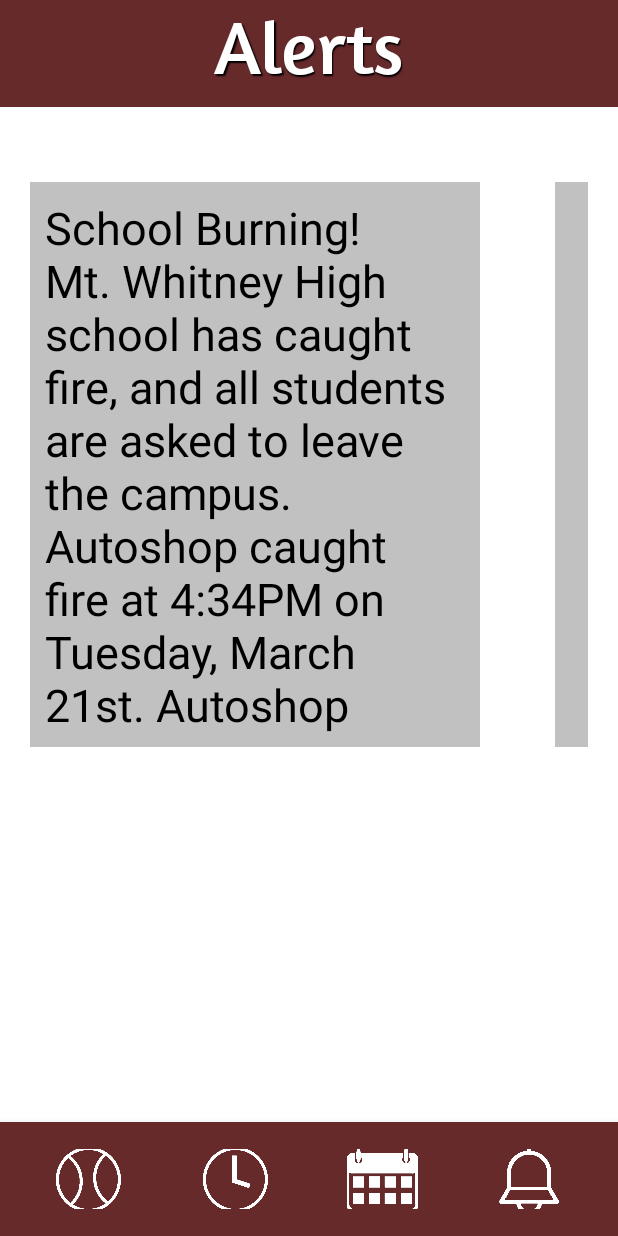
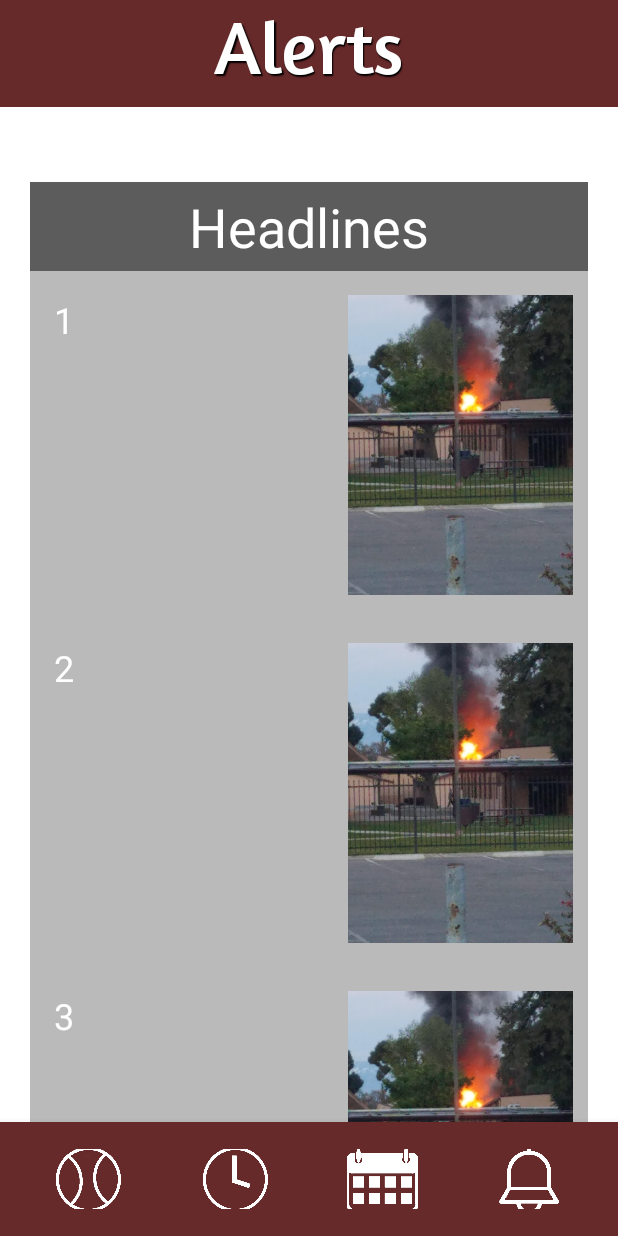
Before and after one commit to Peyton600/INFORMED, an Android app: the MainActivity screen opened directly, with no data from a screen before it, item 4 of the bottom bar chosen, on a phone screen of 412 x 824 dp. Run offline under Robolectric (Android 15) with nearby library versions, the phone set to English and light mode, and no system bars.

Commit message:
semi complete

```diff
--- a/app/build.gradle
+++ b/app/build.gradle
@@ -31,6 +31,7 @@
     implementation 'androidx.navigation:navigation-ui:2.2.0'
     implementation 'androidx.lifecycle:lifecycle-extensions:2.2.0'
     implementation 'androidx.legacy:legacy-support-v4:1.0.0'
+    implementation 'androidx.recyclerview:recyclerview:1.0.0'
     testImplementation 'junit:junit:4.12'
     androidTestImplementation 'androidx.test.ext:junit:1.1.1'
     androidTestImplementation 'androidx.test.espresso:espresso-core:3.2.0'
--- a/app/src/main/java/com/example/testapp/MainActivity.java
+++ b/app/src/main/java/com/example/testapp/MainActivity.java
@@ -9,6 +9,7 @@
 import androidx.fragment.app.Fragment;
 import androidx.fragment.app.FragmentTransaction;
 
+import com.example.testapp.dummy.DummyContent;
 import com.example.testapp.ui.Helper.BottomNavigationViewHelper;
 import com.example.testapp.ui.alerts.AlertsFragment;
 import com.example.testapp.ui.events.EventsFragment;
@@ -16,7 +17,8 @@
 import com.example.testapp.ui.schedule.ScheduleFragment;
 import com.google.android.material.bottomnavigation.BottomNavigationView;
 
-public class MainActivity extends AppCompatActivity {
+public class MainActivity extends AppCompatActivity  implements NewsItemFragment.OnListFragmentInteractionListener
+{
 
 
 
@@ -72,4 +74,8 @@
     }
 
 
+    @Override
+    public void onListFragmentInteraction(DummyContent.DummyItem item) {
+
+    }
 }
--- /dev/null
+++ b/app/src/main/java/com/example/testapp/MyNewsItemRecyclerViewAdapter.java
@@ -0,0 +1,80 @@
+package com.example.testapp;
+
+import androidx.recyclerview.widget.RecyclerView;
+
+import android.media.Image;
+import android.view.LayoutInflater;
+import android.view.View;
+import android.view.ViewGroup;
+import android.widget.ImageView;
+import android.widget.TextView;
+
+import com.example.testapp.NewsItemFragment.OnListFragmentInteractionListener;
+import com.example.testapp.dummy.DummyContent.DummyItem;
+
+import java.util.List;
+
+/**
+ * {@link RecyclerView.Adapter} that can display a {@link DummyItem} and makes a call to the
+ * specified {@link OnListFragmentInteractionListener}.
+ * TODO: Replace the implementation with code for your data type.
+ */
+public class MyNewsItemRecyclerViewAdapter extends RecyclerView.Adapter<MyNewsItemRecyclerViewAdapter.ViewHolder> {
+
+    private final List<DummyItem> mValues;
+    private final OnListFragmentInteractionListener mListener;
+
+    public MyNewsItemRecyclerViewAdapter(List<DummyItem> items, OnListFragmentInteractionListener listener) {
+        mValues = items;
+        mListener = listener;
+    }
+
+    @Override
+    public ViewHolder onCreateViewHolder(ViewGroup parent, int viewType) {
+        View view = LayoutInflater.from(parent.getContext())
+                .inflate(R.layout.fragment_news_item, parent, false);
+        return new ViewHolder(view);
+    }
+
+    @Override
+    public void onBindViewHolder(final ViewHolder holder, int position) {
+        holder.mItem = mValues.get(position);
+        holder.mIdView.setText(mValues.get(position).id);
+        //holder.mContentView.setText(mValues.get(position).content);
+
+        holder.mView.setOnClickListener(new View.OnClickListener() {
+            @Override
+            public void onClick(View v) {
+                if (null != mListener) {
+                    // Notify the active callbacks interface (the activity, if the
+                    // fragment is attached to one) that an item has been selected.
+                    mListener.onListFragmentInteraction(holder.mItem);
+                }
+            }
+        });
+    }
+
+    @Override
+    public int getItemCount() {
+        return mValues.size();
+    }
+
+    public class ViewHolder extends RecyclerView.ViewHolder {
+        public final View mView;
+        public final TextView mIdView;
+        public final ImageView mImageView;
+        public DummyItem mItem;
+
+        public ViewHolder(View view) {
+            super(view);
+            mView = view;
+            mIdView = (TextView) view.findViewById(R.id.item_number);
+            mImageView= (ImageView) view.findViewById(R.id.news_image_view);
+        }
+
+        /*@Override
+        public String toString() {
+            return super.toString() + " '" + mContentView.getText() + "'";
+        }*/
+    }
+}
--- /dev/null
+++ b/app/src/main/java/com/example/testapp/NewsItemFragment.java
@@ -0,0 +1,111 @@
+package com.example.testapp;
+
+import android.content.Context;
+import android.os.Bundle;
+
+import androidx.fragment.app.Fragment;
+import androidx.recyclerview.widget.GridLayoutManager;
+import androidx.recyclerview.widget.LinearLayoutManager;
+import androidx.recyclerview.widget.RecyclerView;
+
+import android.view.LayoutInflater;
+import android.view.View;
+import android.view.ViewGroup;
+
+import com.example.testapp.dummy.DummyContent;
+import com.example.testapp.dummy.DummyContent.DummyItem;
+
+import java.util.List;
+
+/**
+ * A fragment representing a list of Items.
+ * <p/>
+ * Activities containing this fragment MUST implement the {@link OnListFragmentInteractionListener}
+ * interface.
+ */
+public class NewsItemFragment extends Fragment {
+
+    // TODO: Customize parameter argument names
+    private static final String ARG_COLUMN_COUNT = "column-count";
+    // TODO: Customize parameters
+    private int mColumnCount = 1;
+    private OnListFragmentInteractionListener mListener;
+
+    /**
+     * Mandatory empty constructor for the fragment manager to instantiate the
+     * fragment (e.g. upon screen orientation changes).
+     */
+    public NewsItemFragment() {
+    }
+
+    // TODO: Customize parameter initialization
+    @SuppressWarnings("unused")
+    public static NewsItemFragment newInstance(int columnCount) {
+        NewsItemFragment fragment = new NewsItemFragment();
+        Bundle args = new Bundle();
+        args.putInt(ARG_COLUMN_COUNT, columnCount);
+        fragment.setArguments(args);
+        return fragment;
+    }
+
+    @Override
+    public void onCreate(Bundle savedInstanceState) {
+        super.onCreate(savedInstanceState);
+
+        if (getArguments() != null) {
+            mColumnCount = getArguments().getInt(ARG_COLUMN_COUNT);
+        }
+    }
+
+    @Override
+    public View onCreateView(LayoutInflater inflater, ViewGroup container,
+                             Bundle savedInstanceState) {
+        View view = inflater.inflate(R.layout.fragment_news_item_list, container, false);
+
+        // Set the adapter
+        if (view instanceof RecyclerView) {
+            Context context = view.getContext();
+            RecyclerView recyclerView = (RecyclerView) view;
+            if (mColumnCount <= 1) {
+                recyclerView.setLayoutManager(new LinearLayoutManager(context));
+            } else {
+                recyclerView.setLayoutManager(new GridLayoutManager(context, mColumnCount));
+            }
+            recyclerView.setAdapter(new MyNewsItemRecyclerViewAdapter(DummyContent.ITEMS, mListener));
+        }
+        return view;
+    }
+
+
+    @Override
+    public void onAttach(Context context) {
+        super.onAttach(context);
+        if (context instanceof OnListFragmentInteractionListener) {
+            mListener = (OnListFragmentInteractionListener) context;
+        } else {
+            throw new RuntimeException(context.toString()
+                    + " must implement OnListFragmentInteractionListener");
+        }
+    }
+
+    @Override
+    public void onDetach() {
+        super.onDetach();
+        mListener = null;
+    }
+
+    /**
+     * This interface must be implemented by activities that contain this
+     * fragment to allow an interaction in this fragment to be communicated
+     * to the activity and potentially other fragments contained in that
+     * activity.
+     * <p/>
+     * See the Android Training lesson <a href=
+     * "http://developer.android.com/training/basics/fragments/communicating.html"
+     * >Communicating with Other Fragments</a> for more information.
+     */
+    public interface OnListFragmentInteractionListener {
+        // TODO: Update argument type and name
+        void onListFragmentInteraction(DummyItem item);
+    }
+}
--- a/app/src/main/java/com/example/testapp/Pop.java
+++ b/app/src/main/java/com/example/testapp/Pop.java
@@ -1,12 +1,16 @@
 package com.example.testapp;
 
+import android.os.Build;
 import android.os.Bundle;
 import android.util.DisplayMetrics;
+import android.widget.Toolbar;
 
 import androidx.annotation.Nullable;
+import androidx.annotation.RequiresApi;
 import androidx.appcompat.app.AppCompatActivity;
 
 public class Pop extends AppCompatActivity {
+    @RequiresApi(api = Build.VERSION_CODES.LOLLIPOP)
     @Override
     protected void onCreate(@Nullable Bundle savedInstanceState) {
         super.onCreate(savedInstanceState);
@@ -17,5 +21,7 @@
                 int height = dm.heightPixels;
         getWindow().setLayout((int)(width*.8),(int)(height*.8));
         getSupportActionBar().hide();
+        Toolbar toolbar = (Toolbar) findViewById(R.id.toolbar);
+        setActionBar(toolbar);
     }
 }
--- /dev/null
+++ b/app/src/main/java/com/example/testapp/dummy/DummyContent.java
@@ -0,0 +1,72 @@
+package com.example.testapp.dummy;
+
+import java.util.ArrayList;
+import java.util.HashMap;
+import java.util.List;
+import java.util.Map;
+
+/**
+ * Helper class for providing sample content for user interfaces created by
+ * Android template wizards.
+ * <p>
+ * TODO: Replace all uses of this class before publishing your app.
+ */
+public class DummyContent {
+
+    /**
+     * An array of sample (dummy) items.
+     */
+    public static final List<DummyItem> ITEMS = new ArrayList<DummyItem>();
+
+    /**
+     * A map of sample (dummy) items, by ID.
+     */
+    public static final Map<String, DummyItem> ITEM_MAP = new HashMap<String, DummyItem>();
+
+    private static final int COUNT = 25;
+
+    static {
+        // Add some sample items.
+        for (int i = 1; i <= COUNT; i++) {
+            addItem(createDummyItem(i));
+        }
+    }
+
+    private static void addItem(DummyItem item) {
+        ITEMS.add(item);
+        ITEM_MAP.put(item.id, item);
+    }
+
+    private static DummyItem createDummyItem(int position) {
+        return new DummyItem(String.valueOf(position), "Item " + position, makeDetails(position));
+    }
+
+    private static String makeDetails(int position) {
+        StringBuilder builder = new StringBuilder();
+        builder.append("Details about Item: ").append(position);
+        for (int i = 0; i < position; i++) {
+            builder.append("\nMore details information here.");
+        }
+        return builder.toString();
+    }
+
+    /**
+     * A dummy item representing a piece of content.
+     */
+    public static class DummyItem {
+        public final String id;
+        public final String content;
+        public final String details;
+
+        public DummyItem(String id, String content, String details) {
+            this.id = id;
+            this.content = content;
+            this.details = details;
+        }
+
+        @Override
+        public String toString() {
+            return content;
+        }
+    }
+}
--- a/app/src/main/res/drawable/border_popup.xml
+++ b/app/src/main/res/drawable/border_popup.xml
@@ -3,10 +3,11 @@
     android:shape="rectangle">
     <stroke
         android:color="#000000"
-        android:width="2dp"/>
+        android:width="0dp"/>
     <solid
         android:color="#FFFFFF"/>
 
 
 
+
 </shape>
--- /dev/null
+++ b/app/src/main/res/drawable/ic_close_white_24dp.xml
@@ -0,0 +1,5 @@
+<vector android:height="24dp" android:tint="#FFFFFF"
+    android:viewportHeight="24.0" android:viewportWidth="24.0"
+    android:width="24dp" xmlns:android="http://schemas.android.com/apk/res/android">
+    <path android:fillColor="#FF000000" android:pathData="M19,6.41L17.59,5 12,10.59 6.41,5 5,6.41 10.59,12 5,17.59 6.41,19 12,13.41 17.59,19 19,17.59 13.41,12z"/>
+</vector>
--- a/app/src/main/res/layout/fragment_alerts.xml
+++ b/app/src/main/res/layout/fragment_alerts.xml
@@ -24,49 +24,65 @@
         android:textColor="#FFFFFF"
         android:textSize="50sp" />
 
-    <TextView
-        android:id="@+id/textView4"
-        android:layout_width="300dp"
+    <LinearLayout
+        android:id="@+id/headlines"
+        android:layout_width="match_parent"
         android:layout_height="wrap_content"
         android:layout_below="@id/title"
         android:layout_marginLeft="20dp"
         android:layout_marginTop="50dp"
-        android:layout_marginRight="0dp"
-        android:layout_marginBottom="250dp"
-        android:background="#C1C1C1"
-        android:padding="10dp"
-        android:text="School Burning!\nMt. Whitney High school has caught fire, and all students are asked to leave the campus. Autoshop caught fire at 4:34PM on Tuesday, March 21st. Autoshop building is expected to not survive the fire. Visalia Fire Department arrived at MWHS at 5:03PM. Fire still burning."
-        android:textColor="#000000"
-        android:textSize="30sp" />
+        android:layout_marginRight="20dp"
+        android:background="#5C5C5C"
+        android:orientation="horizontal">
 
-    <ImageView
-        android:id="@+id/imageView3"
-        android:layout_width="215dp"
-        android:layout_height="722dp"
-        android:layout_below="@id/title"
-        android:layout_alignParentRight="true"
-        android:layout_alignParentBottom="true"
-        android:layout_centerVertical="true"
-        android:layout_marginLeft="50dp"
-        android:layout_marginTop="50dp"
+        <TextView
+            android:id="@+id/textView20"
+            android:layout_width="match_parent"
+            android:layout_height="wrap_content"
+            android:layout_weight="1"
+            android:gravity="center_horizontal"
+            android:padding="5dp"
+            android:shadowColor="#FFFFFF"
+            android:text="Headlines"
+            android:textColor="#FFFFFF"
+            android:textSize="36sp" />
+
+    </LinearLayout>
+
+    <fragment
+        android:id="@+id/fragment"
+        android:name="com.example.testapp.NewsItemFragment"
+        android:layout_width="match_parent"
+        android:layout_height="match_parent"
+        android:layout_below="@id/headlines"
+        android:layout_marginLeft="20dp"
         android:layout_marginRight="20dp"
-        android:layout_marginBottom="250dp"
-        android:layout_toRightOf="@id/textView4"
-        android:background="#C1C1C1"
-        android:padding="20dp"
-        app:srcCompat="@drawable/fire" />
+        android:layout_weight="1" />
 
-    <TextView
-        android:id="@+id/textView20"
-        android:layout_width="wrap_content"
+    <ScrollView
+        android:layout_width="match_parent"
         android:layout_height="wrap_content"
-        android:layout_below="@id/title"
-        android:layout_centerHorizontal="true"
-        android:layout_marginTop="750dp"
-        android:fontFamily="@font/amaranth7"
-        android:gravity="center_horizontal"
-        android:text="This is NOT a drill. Leave campus."
-        android:textColor="#FF0000"
-        android:textSize="50dp" />
+        android:layout_below="@id/headlines"
+        android:layout_marginTop="650dp"
+        android:background="#CA0000">
+
+        <LinearLayout
+            android:layout_width="match_parent"
+            android:layout_height="wrap_content"
+            android:orientation="horizontal">
+
+            <TextView
+                android:id="@+id/textView23"
+                android:layout_width="wrap_content"
+                android:layout_height="wrap_content"
+                android:layout_gravity="center"
+                android:layout_margin="10dp"
+                android:layout_weight="1"
+                android:gravity="center_horizontal|center_vertical"
+                android:text="TextView"
+                android:textColor="#FFFFFF"
+                android:textSize="36sp" />
+        </LinearLayout>
+    </ScrollView>
 
 </RelativeLayout>
--- /dev/null
+++ b/app/src/main/res/layout/fragment_news_item.xml
@@ -0,0 +1,27 @@
+<?xml version="1.0" encoding="utf-8"?>
+<LinearLayout xmlns:android="http://schemas.android.com/apk/res/android"
+    xmlns:app="http://schemas.android.com/apk/res-auto"
+    android:layout_width="match_parent"
+    android:layout_height="wrap_content"
+    android:background="#BABABA"
+    android:orientation="horizontal">
+
+    <TextView
+        android:id="@+id/item_number"
+        android:layout_width="0dp"
+        android:layout_height="200dp"
+        android:layout_margin="@dimen/text_margin"
+        android:layout_weight="1"
+        android:textAppearance="?attr/textAppearanceListItem"
+        android:textColor="#FFFFFF"
+        android:textSize="24sp" />
+
+    <ImageView
+        android:id="@+id/news_image_view"
+        android:layout_width="0dp"
+        android:layout_height="200dp"
+        android:layout_gravity="center_vertical"
+        android:layout_weight="1"
+        app:srcCompat="@drawable/fire" />
+
+</LinearLayout>
--- /dev/null
+++ b/app/src/main/res/layout/fragment_news_item_list.xml
@@ -0,0 +1,13 @@
+<?xml version="1.0" encoding="utf-8"?>
+<androidx.recyclerview.widget.RecyclerView xmlns:android="http://schemas.android.com/apk/res/android"
+    xmlns:app="http://schemas.android.com/apk/res-auto"
+    xmlns:tools="http://schemas.android.com/tools"
+    android:id="@+id/list"
+    android:name="com.example.testapp.NewsItemFragment"
+    android:layout_width="match_parent"
+    android:layout_height="match_parent"
+    android:layout_marginLeft="16dp"
+    android:layout_marginRight="16dp"
+    app:layoutManager="LinearLayoutManager"
+    tools:context=".NewsItemFragment"
+    tools:listitem="@layout/fragment_news_item" />
--- a/app/src/main/res/values/dimens.xml
+++ b/app/src/main/res/values/dimens.xml
@@ -2,5 +2,6 @@
     <!-- Default screen margins, per the Android Design guidelines. -->
     <dimen name="activity_horizontal_margin">16dp</dimen>
     <dimen name="activity_vertical_margin">16dp</dimen>
-    <dimen override="true" name="design_navigation_icon_padding">16dp</dimen>
+    <dimen name="design_navigation_icon_padding" override="true">16dp</dimen>
+    <dimen name="text_margin">16dp</dimen>
 </resources>
--- a/app/src/main/res/values/strings.xml
+++ b/app/src/main/res/values/strings.xml
@@ -424,5 +424,9 @@
     <!-- TODO: Remove or change this placeholder text -->
     <string name="hello_blank_fragment">Hello blank fragment</string>
     <string name="alerts_title">Alerts</string>
+    <string name="date_colom">Date</string>
+    <string name="sports">Sport</string>
+    <string name="teams">Team</string>
+    <string name="excused">Excused</string>
 
 </resources>
```
Also changed, not shown: app/src/main/AndroidManifest.xml (+7 -1 lines), app/src/main/java/EarlyoutDatabase.java (added, +47 -0 lines), app/src/main/res/drawable/title_border_popup.xml (+7 -3 lines), app/src/main/res/layout/activity_popup.xml (+25 -29 lines), app/src/main/res/layout/fragment_early.xml (+84 -8 lines), app/src/main/res/font/amaranth9.ttf (added).
